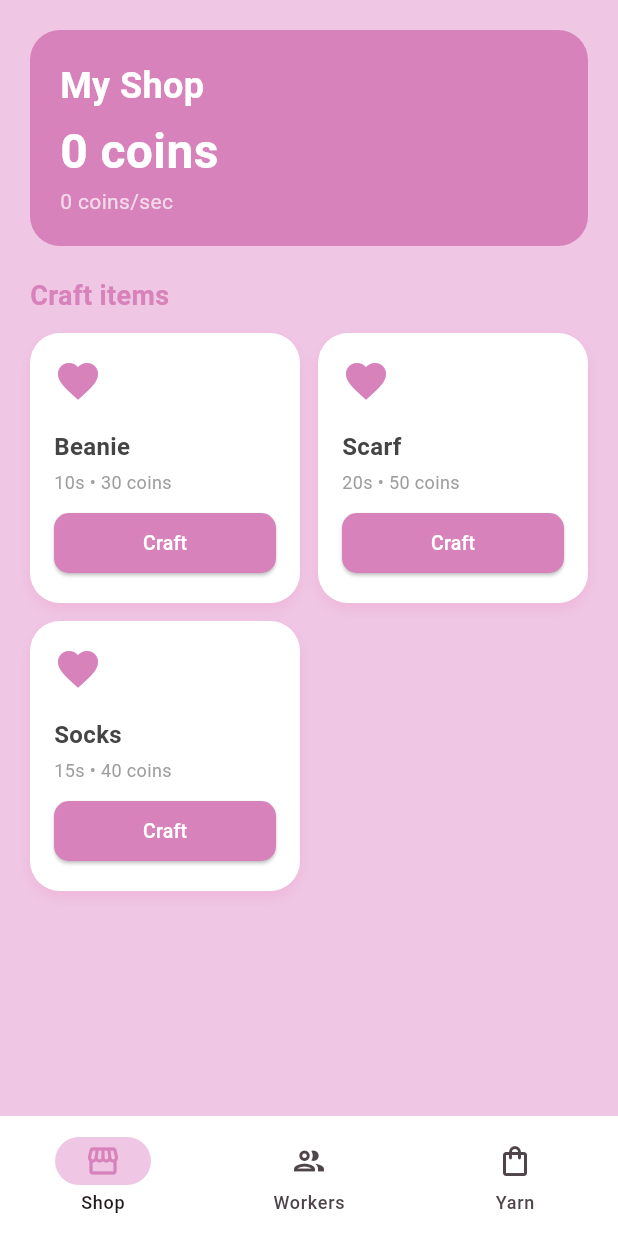
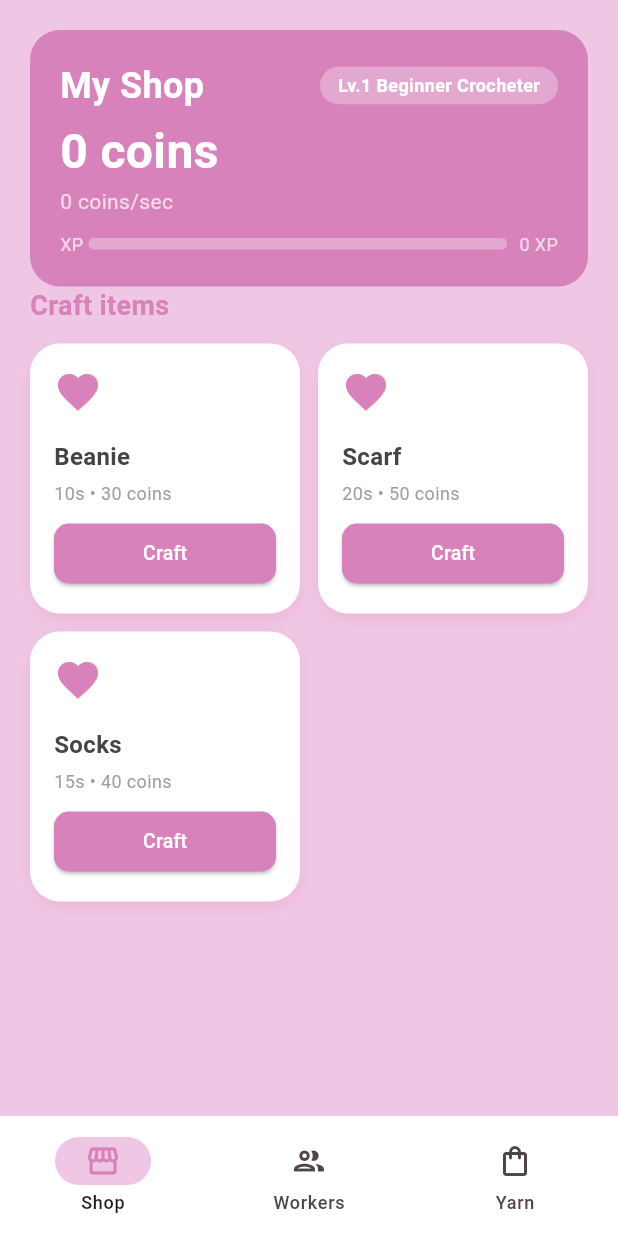
Before and after one commit to Anilorak123/hooky-flutter, a Flutter app: the MainScreen screen opened directly, on a phone screen of 412 x 824 dp. Run offline on Flutter 3.47's test engine with Material 3 defaults, Android fonts, the phone set to English and light mode, and no system bars; our stand-ins replace shared_preferences; accounts and stored records are empty.

Commit message:
Add XP and level system

```diff
--- a/lib/game_state.dart
+++ b/lib/game_state.dart
@@ -135,6 +135,33 @@ const List<Yarn> yarns = [
   ),
 ];
 
+class Level {
+  final int level;
+  final int xpRequired;
+  final int coinReward;
+  final String title;
+
+  const Level({
+    required this.level,
+    required this.xpRequired,
+    required this.coinReward,
+    required this.title,
+  });
+}
+
+const List<Level> levels = [
+  Level(level: 1, xpRequired: 0, coinReward: 0, title: 'Beginner Crocheter'),
+  Level(level: 2, xpRequired: 100, coinReward: 50, title: 'Yarn Enthusiast'),
+  Level(level: 3, xpRequired: 300, coinReward: 150, title: 'Hook Master'),
+  Level(level: 4, xpRequired: 600, coinReward: 400, title: 'Craft Artist'),
+  Level(level: 5, xpRequired: 1000, coinReward: 800, title: 'Wool Wizard'),
+  Level(level: 6, xpRequired: 2000, coinReward: 2000, title: 'Amigurumi Expert'),
+  Level(level: 7, xpRequired: 4000, coinReward: 5000, title: 'Crochet Entrepreneur'),
+  Level(level: 8, xpRequired: 8000, coinReward: 12000, title: 'Yarn Tycoon'),
+  Level(level: 9, xpRequired: 15000, coinReward: 30000, title: 'Crochet Legend'),
+  Level(level: 10, xpRequired: 30000, coinReward: 100000, title: 'Grand Master'),
+];
+
 class CraftingSlot {
   final Item item;
   final DateTime startTime;
@@ -164,6 +191,9 @@ class GameState extends ChangeNotifier {
   Map<String, int> workerCounts = {};
   String currentYarnId = 'acrylic';
   Set<String> unlockedYarns = {'acrylic'};
+  int xp = 0;
+  int level = 1;
+  String? levelUpMessage;
 
   GameState() {
     _load();
@@ -201,7 +231,9 @@ class GameState extends ChangeNotifier {
     int total = 0;
     for (final itemName in inventory) {
       final item = items.firstWhere((i) => i.name == itemName);
-    total += (item.basePrice * getYarnMultiplier()).toInt();
+      final price = (item.basePrice * getYarnMultiplier()).toInt();
+      total += price;
+      addXp(item.basePrice ~/ 10);
     }
     coins += total;
     inventory.clear();
@@ -256,6 +288,46 @@ void _updateCoinsPerSecond() {
   }
 }
 
+void addXp(int amount) {
+  xp += amount;
+  _checkLevelUp();
+  notifyListeners();
+}
+
+void _checkLevelUp() {
+  for (final levelData in levels) {
+    if (levelData.level == level + 1 && xp >= levelData.xpRequired) {
+      level++;
+      coins += levelData.coinReward;
+      levelUpMessage =
+          'Level ${levelData.level}!\n${levelData.title}\n+${levelData.coinReward} coins!';
+      _save();
+      break;
+    }
+  }
+}
+
+Level getCurrentLevel() => levels.firstWhere((l) => l.level == level);
+
+Level? getNextLevel() {
+  try {
+    return levels.firstWhere((l) => l.level == level + 1);
+  } catch (_) {
+    return null;
+  }
+}
+
+double getXpProgress() {
+  final current = getCurrentLevel();
+  final next = getNextLevel();
+  if (next == null) return 1.0;
+  final currentXp = xp - current.xpRequired;
+  final needed = next.xpRequired - current.xpRequired;
+  return (currentXp / needed).clamp(0.0, 1.0);
+}
+
+
+
   Future<void> _save() async {
     final prefs = await SharedPreferences.getInstance();
     await prefs.setDouble('coins', coins);
@@ -263,6 +335,8 @@ void _updateCoinsPerSecond() {
     await prefs.setInt('closeTime', DateTime.now().millisecondsSinceEpoch);
     await prefs.setString('currentYarn', currentYarnId);
     await prefs.setStringList('unlockedYarns', unlockedYarns.toList());
+    await prefs.setInt('xp', xp);
+    await prefs.setInt('level', level);
     await prefs.setString('workers', workerCounts.entries
     .map((e) => '${e.key}:${e.value}')
     .join(','));
@@ -274,6 +348,8 @@ void _updateCoinsPerSecond() {
     inventory = prefs.getStringList('inventory') ?? [];
     currentYarnId = prefs.getString('currentYarn') ?? 'acrylic';
     unlockedYarns = (prefs.getStringList('unlockedYarns') ?? ['acrylic']).toSet();
+    xp = prefs.getInt('xp') ?? 0;
+    level = prefs.getInt('level') ?? 1;
     final workersStr = prefs.getString('workers') ?? '';
 if (workersStr.isNotEmpty) {
   for (final entry in workersStr.split(',')) {
--- a/lib/main.dart
+++ b/lib/main.dart
@@ -187,6 +187,7 @@ class ShopScreen extends StatelessWidget {
   @override
   Widget build(BuildContext context) {
     final game = context.watch<GameState>();
+    print('Level: ${game.level}, XP: ${game.xp}');
 
     return SafeArea(
       child: Padding(
@@ -205,6 +206,9 @@ class ShopScreen extends StatelessWidget {
   child: Column(
     crossAxisAlignment: CrossAxisAlignment.start,
     children: [
+      Row(
+        mainAxisAlignment: MainAxisAlignment.spaceBetween,
+        children: [
           const Text(
             'My Shop',
             style: TextStyle(
@@ -212,6 +216,23 @@ class ShopScreen extends StatelessWidget {
               fontWeight: FontWeight.bold,
               color: Colors.white,
             ),
+          ),
+          Container(
+            padding: const EdgeInsets.symmetric(horizontal: 12, vertical: 4),
+            decoration: BoxDecoration(
+              color: Colors.white.withValues(alpha: 0.3),
+              borderRadius: BorderRadius.circular(20),
+            ),
+            child: Text(
+              'Lv.${game.level} ${game.getCurrentLevel().title}',
+              style: const TextStyle(
+                color: Colors.white,
+                fontSize: 12,
+                fontWeight: FontWeight.bold,
+              ),
+            ),
+          ),
+        ],
       ),
       const SizedBox(height: 4),
       Text(
@@ -226,10 +247,57 @@ class ShopScreen extends StatelessWidget {
         '${game.coinsPerSecond.toInt()} coins/sec',
         style: const TextStyle(color: Colors.white70),
       ),
+      const SizedBox(height: 10),
+      // XP bar
+      Row(
+        children: [
+          const Text(
+            'XP ',
+            style: TextStyle(color: Colors.white70, fontSize: 12),
+          ),
+          Expanded(
+            child: ClipRRect(
+              borderRadius: BorderRadius.circular(8),
+              child: LinearProgressIndicator(
+                value: game.getXpProgress(),
+                backgroundColor: Colors.white.withValues(alpha: 0.3),
+                valueColor: const AlwaysStoppedAnimation(Colors.white),
+                minHeight: 8,
+              ),
+            ),
+          ),
+          const SizedBox(width: 8),
+          Text(
+            '${game.xp} XP',
+            style: const TextStyle(color: Colors.white70, fontSize: 12),
+          ),
+        ],
+      ),
+      // Level up message
+      if (game.levelUpMessage != null) ...[
+        const SizedBox(height: 8),
+        Container(
+          width: double.infinity,
+          padding: const EdgeInsets.all(8),
+          decoration: BoxDecoration(
+            color: Colors.white.withValues(alpha: 0.3),
+            borderRadius: BorderRadius.circular(10),
+          ),
+          child: Text(
+            game.levelUpMessage!,
+            textAlign: TextAlign.center,
+            style: const TextStyle(
+              color: Colors.white,
+              fontWeight: FontWeight.bold,
+              fontSize: 13,
+            ),
+          ),
+        ),
+      ],
     ],
   ),
 ),
-            const SizedBox(height: 20),
+
 
             // Crafting status
             if (game.craftingSlot != null) ...[
```
Lines whose indentation alone changed are shown as unchanged.
